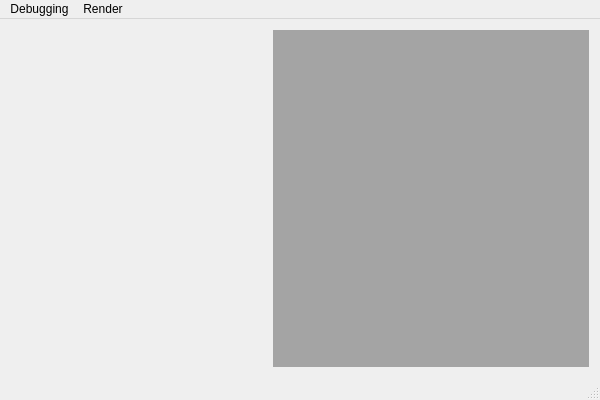
Above: qt-frontend/SimplexGui/mainwindow.ui from phresnel/picogen before the change. Below: the same form after it.
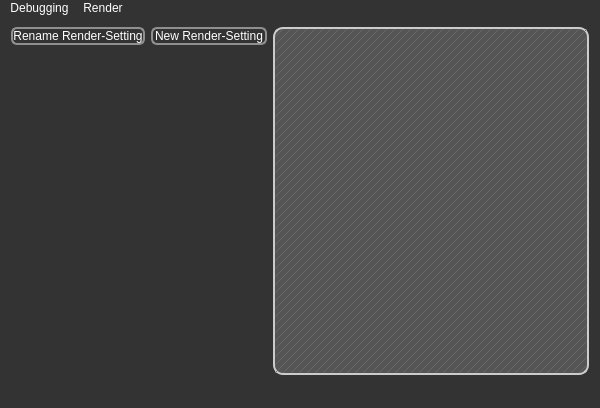
That is the form after the change. Custom widgets are drawn as their Qt base class.

Diff of the .ui file:
```diff
--- a/qt-frontend/SimplexGui/mainwindow.ui
+++ b/qt-frontend/SimplexGui/mainwindow.ui
@@ -14,91 +14,144 @@
    <string>MainWindow</string>
   </property>
   <property name="styleSheet">
-   <string notr="true">/*----------------------------------------------------------------------------------------*\
-     Generic
-\*----------------------------------------------------------------------------------------*/
-* {    
-	background-color: #777;
-	alternate-background-color: #999;
-	color:#FFF;
+   <string notr="true">* { 
+background: #333; 
+color: white;
 }
-QTreeView {
-	background-color: #888;
-	alternate-background-color: #777;
-}
 
 
-/*----------------------------------------------------------------------------------------*\
-     Menu + Toolbar
-\*----------------------------------------------------------------------------------------*/
-QMenu {
-     background-color: #ABABAB; /* sets background of the menu */
-     border: 1px solid black;
- }
+QScrollBar::add-line, QScrollBar::sub-line {width:0;height:0;}
+QScrollBar{margin:1px 1px 1px 1px;}
+QScrollBar::handle{
+border-radius:4px;
+background-color: qlineargradient(x1:0, y1:0, x2:0, y2:1,
+stop:0 #717171, stop: 0.5 #505050,
+stop: 0.6 #434343, stop:1 #757575);
+}
+QScrollBar::add-page, QScrollBar::sub-page{
+background-color: qlineargradient(x1:0, y1:0, x2:0, y2:1,
+stop:0 #333, stop: 0.2 #222,
+stop: 0.8 #222, stop:1 #444);
+}
 
- QMenu::item {
-     /* sets background of menu item. set this to something non-transparent
-         if you want menu color and menu item color to be different */
-     background-color: transparent;
- }
+QGraphicsView, QMdiArea, QTreeView {
+border:2px solid #ccc;
+border-radius:10px; 
+background-color:#555;
+alternate-background-color:#555;
+}
+QMdiArea::QFrame {
+background-color:#111;
+}
 
- QMenu::item:selected { /* when user selects item using mouse or keyboard */
-     background-color: #654321;
- }
+
+QHeaderView { background-color: transparent; }
+QHeaderView::section {
+background-color: qlineargradient(x1:0, y1:0, x2:0, y2:1,
+stop:0 #616161, stop: 0.5 #505050,
+stop: 0.6 #434343, stop:1 #656565);
+color: white;
+padding-left: 4px;
+border: 1px solid #6c6c6c;
+border-radius:5px;
+}
 
 QMenuBar {
-		background-color: qlineargradient(x1:0, y1:0, x2:0, y2:1,
-			stop:0 #aaa, stop:1 #555);
- }
+background-color: qlineargradient(x1:0, y1:0, x2:0, y2:1,
+stop:0 #888, stop:1 #aaa);
+} QMenuBar::item {
+spacing: 3px; /* spacing between menu bar items */
+padding: 1px 4px;
+background: transparent;
+border-radius: 4px;
+} QMenuBar::item:selected { /* when selected using mouse or keyboard */
+background: #b8b8b8;
+} QMenuBar::item:pressed {
+background: #aaa;
+}
 
- QMenuBar::item {
-     spacing: 3px; /* spacing between menu bar items */
-     padding: 1px 4px;
-     background: transparent;
-     border-radius: 4px;
- }
+QMenu {
+border: 1px solid black;
+background-color: qlineargradient(x1:0, y1:0, x2:0, y2:1,
+stop:0 #616161, stop: 0.5 #505050,
+stop: 0.52 #434343, stop:1 #656565);
+} QMenu::item {
+} QMenu::item:selected {
+background-color: #654321;
+}
 
- QMenuBar::item:selected { /* when selected using mouse or keyboard */
-     background: #a8a8a8;
- }
+QPushButton {
+border: 2px solid #8f8f91;
+border-radius: 6px;
+background-color: qlineargradient(x1:0, y1:0, x2:0, y2:1,
+stop:0 #717171, stop: 0.5 #606060,
+stop: 0.6 #535353, stop:1 #757575);
+} QPushButton:pressed {
+background-color: qlineargradient(x1:0, y1:0, x2:0, y2:1,
+stop:0.5 #717171, 
+stop: 1 #606060,
+stop: 0 #535353, 
+stop:0.6 #757575);
+}
 
- QMenuBar::item:pressed {
-     background: #888888;
- }
-
-QToolBar {
-     background: red;
-     spacing: 3px; /* spacing between items in the tool bar */
- }
-
-</string>
+QGroupBox {
+background-color: qlineargradient(x1: 0, y1: 0, x2: 0, y2: 1,
+stop: 0 #555, stop: 1 #888);
+border: 2px solid #CCC;
+border-radius: 6px;
+margin-top: 1ex; /* leave space at the top for the title */
+} QGroupBox::title {
+color: orange; 
+subcontrol-origin: margin;
+subcontrol-position: top center; /* position at the top center */
+padding: 0 3px;
+}</string>
   </property>
   <widget class="QWidget" name="centralWidget">
    <layout class="QHBoxLayout" name="horizontalLayout">
     <item>
-     <widget class="QtTreePropertyBrowser" name="settings" native="true">
-      <property name="sizePolicy">
-       <sizepolicy hsizetype="Preferred" vsizetype="Preferred">
-        <horstretch>0</horstretch>
-        <verstretch>0</verstretch>
-       </sizepolicy>
-      </property>
-      <property name="minimumSize">
-       <size>
-        <width>256</width>
-        <height>324</height>
-       </size>
-      </property>
-      <property name="maximumSize">
-       <size>
-        <width>256</width>
-        <height>32768</height>
-       </size>
-      </property>
-      <property name="styleSheet">
-       <string notr="true"/>
-      </property>
-     </widget>
+     <layout class="QVBoxLayout" name="verticalLayout">
+      <item>
+       <layout class="QGridLayout" name="gridLayout">
+        <item row="0" column="0">
+         <widget class="QPushButton" name="pushButton_2">
+          <property name="text">
+           <string>Rename Render-Setting</string>
+          </property>
+         </widget>
+        </item>
+        <item row="0" column="1">
+         <widget class="QPushButton" name="pushButton">
+          <property name="text">
+           <string>New Render-Setting</string>
+          </property>
+         </widget>
+        </item>
+       </layout>
+      </item>
+      <item>
+       <widget class="QtTreePropertyBrowser" name="settings" native="true">
+        <property name="sizePolicy">
+         <sizepolicy hsizetype="Preferred" vsizetype="Preferred">
+          <horstretch>0</horstretch>
+          <verstretch>0</verstretch>
+         </sizepolicy>
+        </property>
+        <property name="minimumSize">
+         <size>
+          <width>256</width>
+          <height>324</height>
+         </size>
+        </property>
+        <property name="maximumSize">
+         <size>
+          <width>256</width>
+          <height>32768</height>
+         </size>
+        </property>
+       </widget>
+      </item>
+     </layout>
     </item>
     <item>
      <widget class="QMdiArea" name="mdiArea">
@@ -109,11 +162,11 @@
        <string notr="true"/>
       </property>
       <property name="background">
-       <brush brushstyle="SolidPattern">
+       <brush brushstyle="BDiagPattern">
         <color alpha="255">
-         <red>164</red>
-         <green>164</green>
-         <blue>164</blue>
+         <red>104</red>
+         <green>104</green>
+         <blue>104</blue>
         </color>
        </brush>
       </property>
@@ -127,7 +180,7 @@
      <x>0</x>
      <y>0</y>
      <width>600</width>
-     <height>19</height>
+     <height>16</height>
     </rect>
    </property>
    <widget class="QMenu" name="menuDebugging">
```
